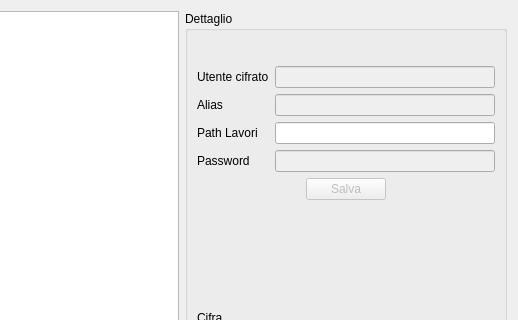
This is utenti.ui in tarateo78/Praticometro as Qt 5 draws it before an edit; both pictures show x 482 to 1000 and y 0 to 320 of the 1000 by 500 pixel window. The edited form follows.
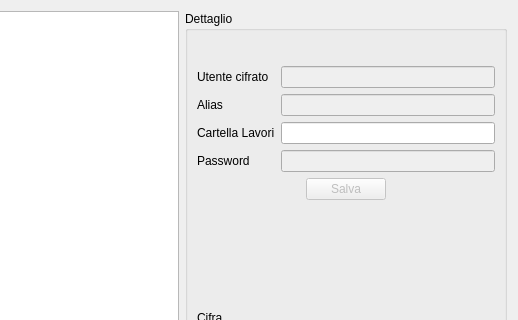
This is the edited form. Icons and pictures are not drawn.

Commit message: Piccole correzioni a utenti

Patch:
```diff
--- a/utenti.ui
+++ b/utenti.ui
@@ -153,7 +153,7 @@
           <item row="2" column="0">
            <widget class="QLabel" name="label_7">
             <property name="text">
-             <string>Path Lavori</string>
+             <string>Cartella Lavori</string>
             </property>
            </widget>
           </item>
```
The commit also changes 1 other file.
